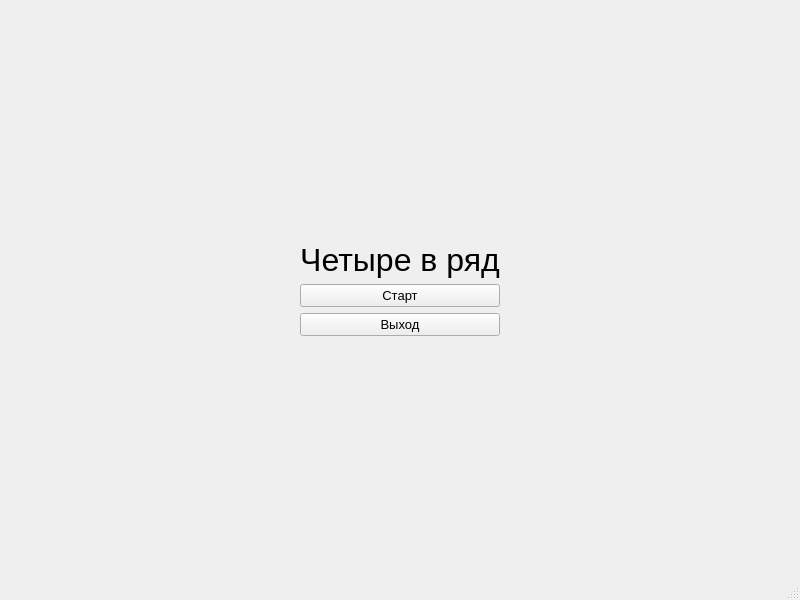
Old version of the form MyMainForm.ui in the repository GoodAway1/MyProject.
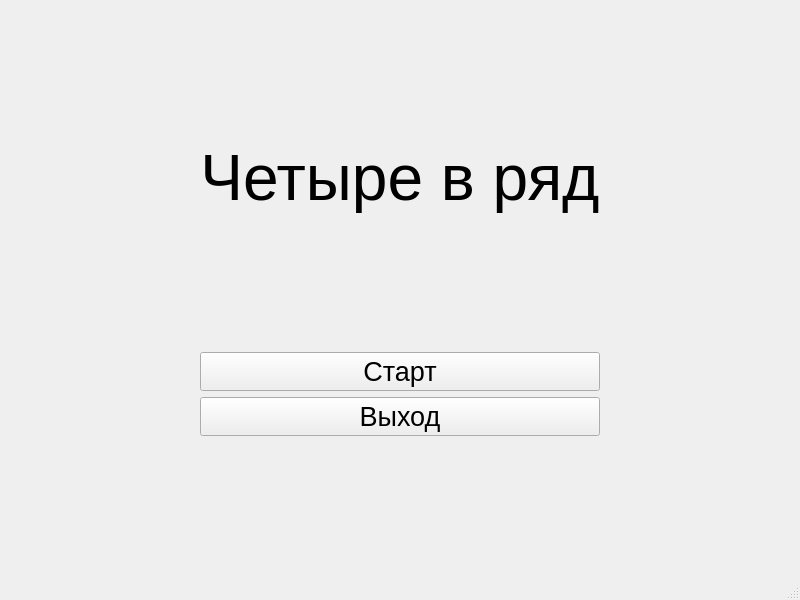
New version of the form.

Patch:
```diff
--- a/MyMainForm.ui
+++ b/MyMainForm.ui
@@ -15,49 +15,11 @@
   </property>
   <widget class="QWidget" name="centralwidget">
    <layout class="QGridLayout" name="gridLayout">
-    <item row="3" column="1">
-     <widget class="QPushButton" name="pushButton">
-      <property name="font">
-       <font>
-        <pointsize>10</pointsize>
-       </font>
-      </property>
-      <property name="text">
-       <string>Выход</string>
-      </property>
-     </widget>
-    </item>
-    <item row="2" column="2">
-     <spacer name="horizontalSpacer_2">
-      <property name="orientation">
-       <enum>Qt::Horizontal</enum>
-      </property>
-      <property name="sizeHint" stdset="0">
-       <size>
-        <width>40</width>
-        <height>20</height>
-       </size>
-      </property>
-     </spacer>
-    </item>
-    <item row="2" column="0">
-     <spacer name="horizontalSpacer">
-      <property name="orientation">
-       <enum>Qt::Horizontal</enum>
-      </property>
-      <property name="sizeHint" stdset="0">
-       <size>
-        <width>40</width>
-        <height>20</height>
-       </size>
-      </property>
-     </spacer>
-    </item>
     <item row="1" column="1">
      <widget class="QLabel" name="label">
       <property name="font">
        <font>
-        <pointsize>24</pointsize>
+        <pointsize>48</pointsize>
        </font>
       </property>
       <property name="lineWidth">
@@ -74,6 +36,57 @@
       </property>
      </widget>
     </item>
+    <item row="3" column="0">
+     <spacer name="horizontalSpacer">
+      <property name="orientation">
+       <enum>Qt::Horizontal</enum>
+      </property>
+      <property name="sizeHint" stdset="0">
+       <size>
+        <width>40</width>
+        <height>20</height>
+       </size>
+      </property>
+     </spacer>
+    </item>
+    <item row="5" column="1">
+     <spacer name="verticalSpacer_2">
+      <property name="orientation">
+       <enum>Qt::Vertical</enum>
+      </property>
+      <property name="sizeHint" stdset="0">
+       <size>
+        <width>20</width>
+        <height>40</height>
+       </size>
+      </property>
+     </spacer>
+    </item>
+    <item row="4" column="1">
+     <widget class="QPushButton" name="pushButton">
+      <property name="font">
+       <font>
+        <pointsize>20</pointsize>
+       </font>
+      </property>
+      <property name="text">
+       <string>Выход</string>
+      </property>
+     </widget>
+    </item>
+    <item row="3" column="2">
+     <spacer name="horizontalSpacer_2">
+      <property name="orientation">
+       <enum>Qt::Horizontal</enum>
+      </property>
+      <property name="sizeHint" stdset="0">
+       <size>
+        <width>40</width>
+        <height>20</height>
+       </size>
+      </property>
+     </spacer>
+    </item>
     <item row="0" column="1">
      <spacer name="verticalSpacer">
       <property name="orientation">
@@ -87,7 +100,7 @@
       </property>
      </spacer>
     </item>
-    <item row="2" column="1">
+    <item row="3" column="1">
      <widget class="QPushButton" name="pushButton_2">
       <property name="sizePolicy">
        <sizepolicy hsizetype="Minimum" vsizetype="Fixed">
@@ -97,7 +110,7 @@
       </property>
       <property name="font">
        <font>
-        <pointsize>10</pointsize>
+        <pointsize>20</pointsize>
        </font>
       </property>
       <property name="text">
@@ -105,8 +118,8 @@
       </property>
      </widget>
     </item>
-    <item row="4" column="1">
-     <spacer name="verticalSpacer_2">
+    <item row="2" column="1">
+     <spacer name="verticalSpacer_3">
       <property name="orientation">
        <enum>Qt::Vertical</enum>
       </property>
```
